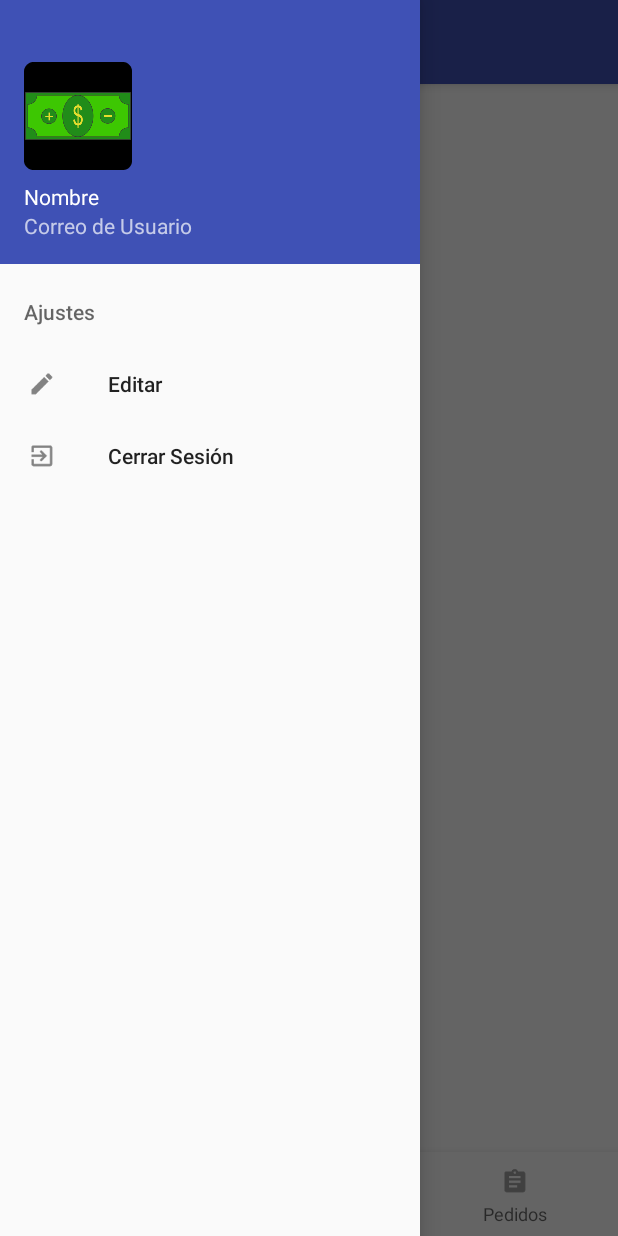
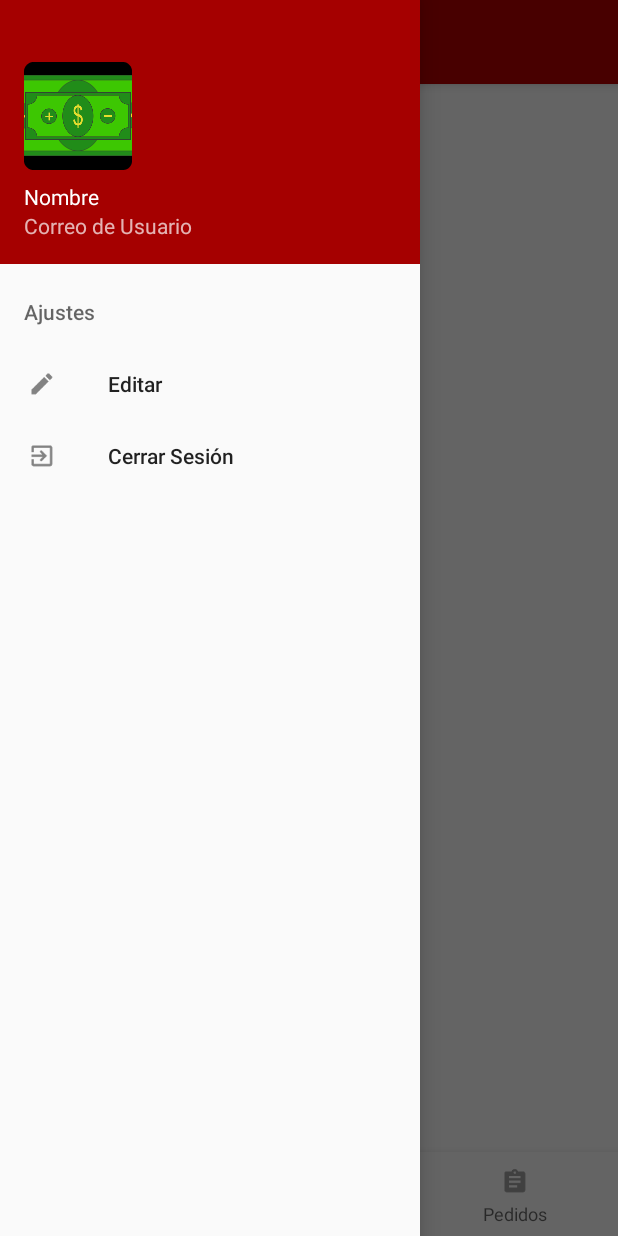
Before and after one commit to ArnoldoHde/AbonosApp, an Android app: the screen it shows after launch (InicioActivity), with the side drawer open, on a phone screen of 412 x 824 dp. Run offline under Robolectric (Android 15) with nearby library versions, the phone set to English and light mode, and no system bars.

Commit message:
cambio en el tema de la aplicación
se cambio el tema de la aplicación a color rojo con acentuaciónes en amarillo

```diff
--- a/app/src/main/res/values/colors.xml
+++ b/app/src/main/res/values/colors.xml
@@ -1,7 +1,11 @@
 <?xml version="1.0" encoding="utf-8"?>
 <resources>
-    <color name="colorPrimary">#3F51B5</color>
+    <color name="colorPrimary">#a50000</color>
     <color name="colorPrimaryDark">#303F9F</color>
-    <color name="colorAccent">#FF4081</color>
+    <color name="colorAccent">#ffd600</color>
     <color name="withe">#ffffff</color>
+    <color name="colorError">#00bcd4</color>
+    <color name="accent_material_light_1">#b8af00</color>
+    <color name="primary_material_light">#b40000</color>
+    <color name="primary_dark_material_light">#8f0000</color>
 </resources>
--- a/app/src/main/res/values/styles.xml
+++ b/app/src/main/res/values/styles.xml
@@ -3,8 +3,8 @@
     <!-- Base application theme. -->
     <style name="AppTheme" parent="Theme.AppCompat.Light.DarkActionBar">
         <!-- Customize your theme here. -->
-        <item name="colorPrimary">@color/colorPrimary</item>
-        <item name="colorPrimaryDark">@color/colorPrimaryDark</item>
+        <item name="colorPrimary">?attr/colorError</item>
+        <item name="colorPrimaryDark">@android:color/holo_red_dark</item>
         <item name="colorAccent">@color/colorAccent</item>
     </style>
 
@@ -17,4 +17,8 @@
 
     <style name="AppTheme.PopupOverlay" parent="ThemeOverlay.AppCompat.Light" />
 
+    <style name="abono" parent="Theme.AppCompat.Light.NoActionBar" >
+        <item name="colorAccent">@color/accent_material_light_1</item>
+    </style>
+
 </resources>
```
Also changed, not shown: app/src/main/AndroidManifest.xml (+4 -3 lines), app/src/main/ic_launcher-web.png, app/src/main/res/mipmap-hdpi/ic_launcher.png, app/src/main/res/mipmap-hdpi/ic_launcher_background.png, app/src/main/res/mipmap-hdpi/ic_launcher_round.png, app/src/main/res/mipmap-mdpi/ic_launcher.png, app/src/main/res/mipmap-mdpi/ic_launcher_background.png, app/src/main/res/mipmap-mdpi/ic_launcher_round.png, app/src/main/res/mipmap-xhdpi/ic_launcher.png, app/src/main/res/mipmap-xhdpi/ic_launcher_background.png, app/src/main/res/mipmap-xhdpi/ic_launcher_round.png, app/src/main/res/mipmap-xxhdpi/ic_launcher.png, app/src/main/res/mipmap-xxhdpi/ic_launcher_background.png, app/src/main/res/mipmap-xxhdpi/ic_launcher_round.png, 3 more files.
